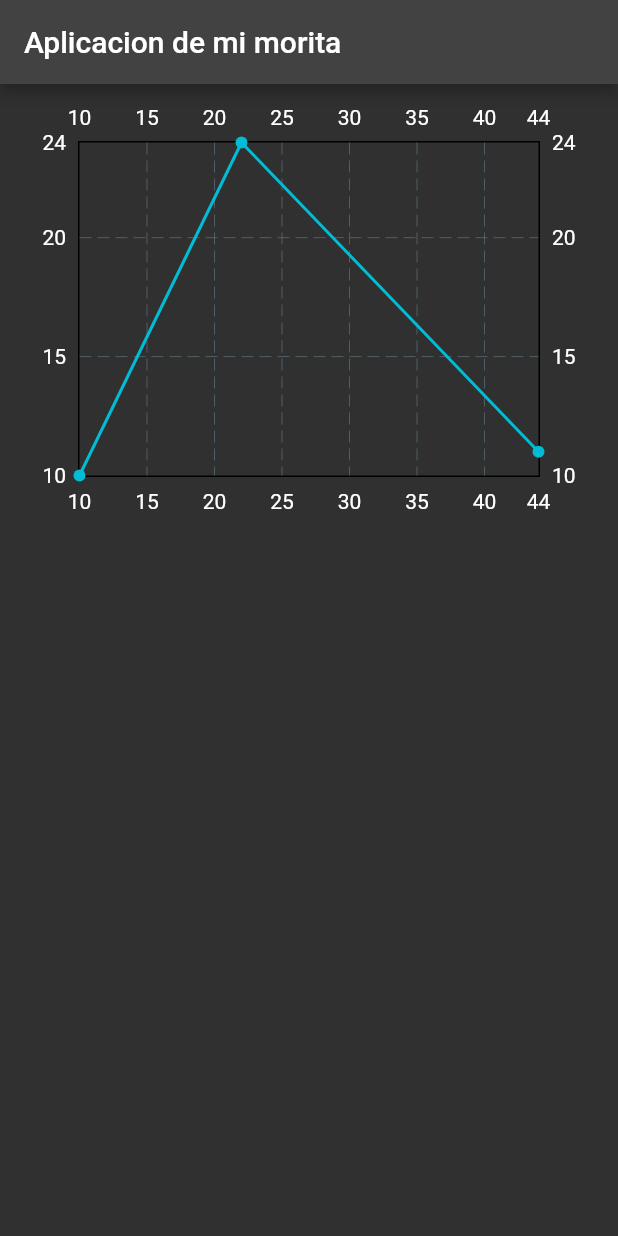
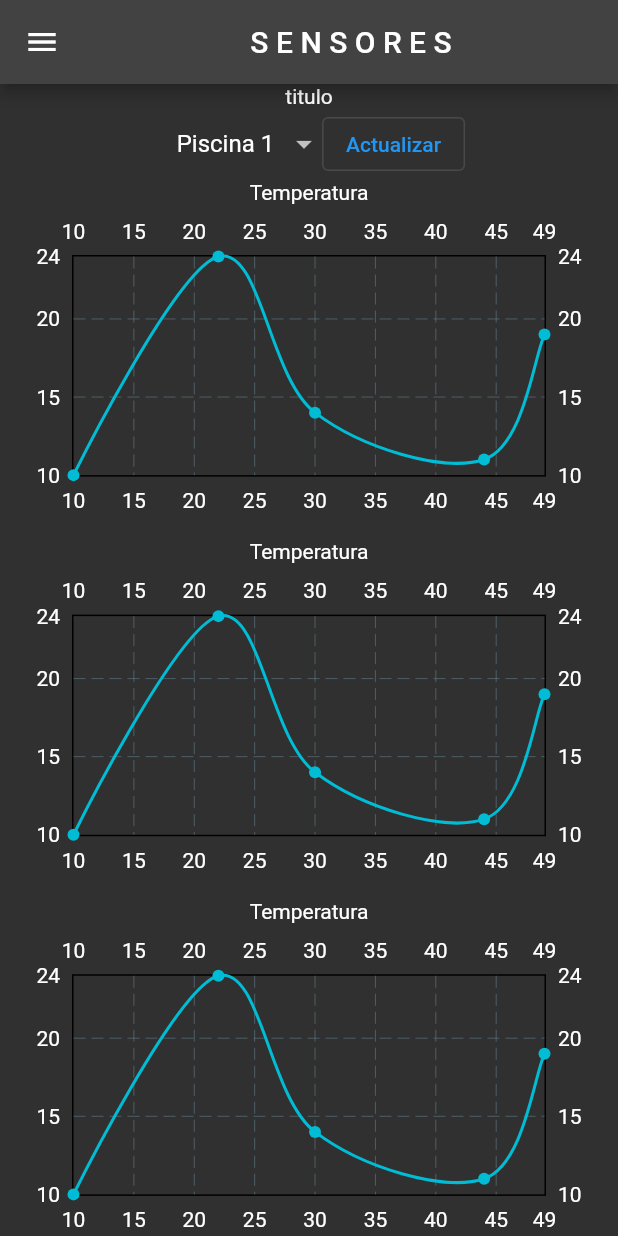
Before and after one commit to SrColoma/Flutter-fci-Morita, a Flutter app: the testScreen screen opened by its route, after a tap on "Log in", on a phone screen of 412 x 824 dp. Run offline on Flutter 3.47's test engine with Material 2 defaults, Android fonts, the phone set to English and light mode, and no system bars; drawn by our look-alikes of fl_chart.

Commit message:
ADD : charts y cosas mas

```diff
--- a/morita_app/lib/screens/homeScreen.dart
+++ b/morita_app/lib/screens/homeScreen.dart
@@ -1,3 +1,4 @@
+import 'package:flutter/cupertino.dart';
 import 'package:flutter/material.dart';
 import 'package:morita_app/theme/tema.dart';
 import 'package:fl_chart/fl_chart.dart';
@@ -8,28 +9,172 @@ class homeScreen extends StatelessWidget {
 
   @override
   Widget build(BuildContext context) {
+
+    final bool pantalla = MediaQuery.of(context).size.width > 1000;
+
     return MaterialApp(
       debugShowCheckedModeBanner: false,
       theme: temaGlobal,
       title: 'Material App',
       home: Scaffold(
         appBar: AppBar(
-          title: const Text('Aplicacion de mi morita'),
+          title: const Center(child: Text('S E N S O R E S')),
         ),
-        body: Container(
-          height: 300,
-          padding: const EdgeInsets.all(8.0),
-          child: Center(
+        drawer: pantalla? null : Drawer(child:Mydrawer() ,),
+        body: Row(
+          children: [
+            if(pantalla) Container(child: Mydrawer(),width: 250,),
+            Flexible(child: sensoresBody(pantalla)),
+          ],
+        ),
+      ),
+    );
+  }
+
+  Column sensoresBody(bool pantalla) {
+    return Column(
+        //centrar columna
+        // mainAxisAlignment: MainAxisAlignment.center,
+        children: [
+          const Text("titulo"),
+
+          Row(
+            mainAxisAlignment: MainAxisAlignment.center,
+            children: [
+              DropdownButtonHideUnderline(
+                child: DropdownButton(
+                  borderRadius: BorderRadius.circular(10),
+                  elevation: 10,
+                  value: 1,
+                  items: [
+                    DropdownMenuItem(
+                      child: Text('    Piscina 1  '),
+                      value: 1,
+                    ),
+                    DropdownMenuItem(
+                      child: Text('    Piscina 2  '),
+                      value: 2,
+                    ),
+                    DropdownMenuItem(
+                      child: Text('    Piscina 3  '),
+                      value: 3,
+                    ),
+                  ], onChanged: (onChanged) {},
+                ),
+              ),
+
+
+              OutlinedButton(
+                onPressed: () {},
+                child: const Text('Actualizar'),
+              )
+
+            ],
+          ),
+
+          gridCharts(pantalla: pantalla,),
+        ],
+      );
+  }
+
+  Column Mydrawer() {
+    return Column(
+      children:[
+        const DrawerHeader(child: Icon(Icons.favorite_rounded),),
+        ListTile(
+          leading: const Icon(Icons.sensors),
+          title: const Text('S E N S O R E S'),
+          onTap: (){},
+        ),
+        ListTile(
+          leading: const Icon(Icons.content_paste_search),
+          title: const Text('R E G I S T R O'),
+          onTap: (){},
+        ),
+        ListTile(
+          leading: const Icon(Icons.pool),
+          title: const Text('P I S C I N A S'),
+          onTap: (){},
+        ),
+      ]
+    );
+  }
+}
+
+class Cuadrado extends StatelessWidget {
+  const Cuadrado({
+    Key? key,
+  }) : super(key: key);
+
+  @override
+  Widget build(BuildContext context) {
+    return Container(
+      height: 200,
+      width: 200,
+      padding: const EdgeInsets.all(8.0),
+      child: Container(
+        padding: const EdgeInsets.all(20),
+        color: Colors.amber,
+        width: double.infinity,
+        height: double.infinity,
+      ),
+    );
+  }
+}
+
+class gridCharts extends StatelessWidget {
+  const gridCharts({
+    Key? key,
+    required this.pantalla,
+  }) : super(key: key);
+
+  final bool pantalla;
+
+  @override
+  Widget build(BuildContext context) {
+    return Flexible(
+      child: GridView.count(
+        crossAxisCount: pantalla? 2 : 1,
+        crossAxisSpacing: 8,
+        mainAxisSpacing: 8,
+        childAspectRatio: 16/9,
+        children:  [
+          const graficoTMP(),
+          const graficoTMP(),
+          const graficoTMP(),
+          const graficoTMP(),
+
+        ],
+      ),
+    );
+  }
+}
+
+class graficoTMP extends StatelessWidget {
+  const graficoTMP({
+    Key? key,
+  }) : super(key: key);
+
+  @override
+  Widget build(BuildContext context) {
+    return Column(
+      children: [
+        const Text('Temperatura'),
+        Flexible(
+          child: Padding(
+            padding: const EdgeInsets.all(4.0),
             child: LineChart(
               LineChartData(
                 lineBarsData: [
                   LineChartBarData(
                     spots: [
-                      FlSpot(10, 10),
-                      FlSpot(22, 24),
-                      FlSpot(44, 11),
+                      const FlSpot(10, 10),
+                      const FlSpot(22, 24),
+                      const FlSpot(30, 14),
+                      const FlSpot(44, 11),
+                      const FlSpot(49, 19),
                     ],
-                    isCurved: false,
+                    isCurved: true,
                     // dotData: FlDotData(
                     //   show: false,
                     // ),
@@ -39,7 +184,8 @@ class homeScreen extends StatelessWidget {
             ),
           ),
         ),
-      ),
+
+      ]
     );
   }
 }
```
